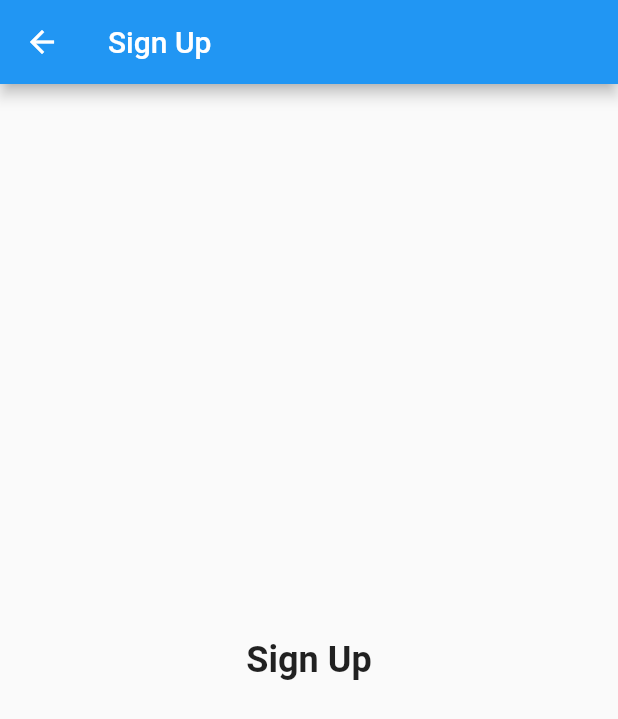
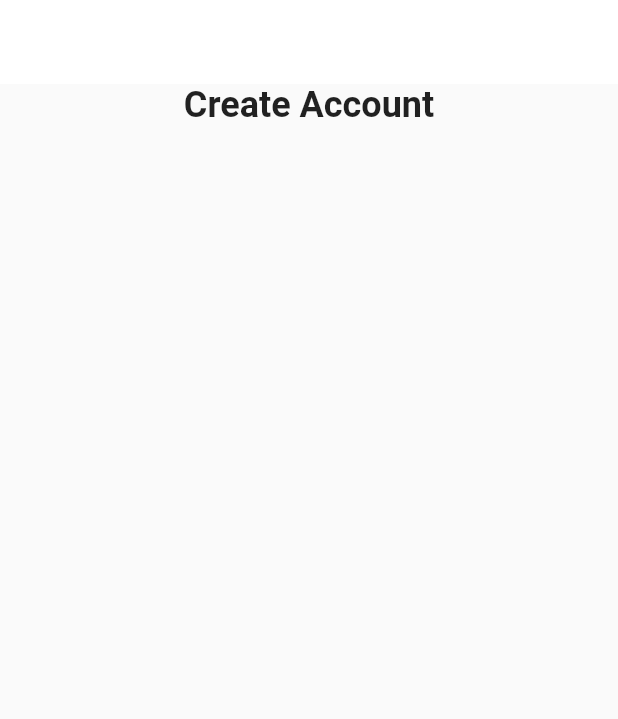
Before and after one commit to Zrazeo/login_screen, a Flutter app: the screen it shows after launch, after a tap on "Sign up", on a phone screen of 412 x 824 dp. Shown: the top 719 px of the screen. Run offline on Flutter 3.47's test engine with Material 2 defaults, Android fonts, the phone set to English and light mode, and no system bars; our stand-ins replace flutter_bloc.

Commit message:
code organization

```diff
--- a/lib/LoginScreen/login_screen.dart
+++ b/lib/LoginScreen/login_screen.dart
@@ -2,6 +2,7 @@ import 'package:flutter/material.dart';
 import 'package:flutter_bloc/flutter_bloc.dart';
 
 import '../SignUpScreen/sing_up_screen.dart';
+import '../custom_text_fild.dart';
 import 'forgot_password_dialog.dart';
 
 abstract class LoginEvent {}
@@ -95,7 +96,7 @@ class LoginScreen extends StatelessWidget {
                       onTap: () => {},
                       splashColor: Colors.grey,
                       borderRadius: BorderRadius.circular(8),
-                      child: customTextField(
+                      child: CustomTextField(
                         label: 'Email',
                         controller: TextEditingController(text: state.email),
                         icon: Icons.email_outlined,
@@ -110,7 +111,7 @@ class LoginScreen extends StatelessWidget {
                       onTap: () => {},
                       splashColor: Colors.grey,
                       borderRadius: BorderRadius.circular(8),
-                      child: customTextField(
+                      child: CustomTextField(
                         label: 'Password',
                         controller: TextEditingController(text: state.password),
                         icon: Icons.lock_outline_rounded,
@@ -201,51 +202,4 @@ class LoginScreen extends StatelessWidget {
       ),
     );
   }
-
-  Widget customTextField({
-    required String label,
-    required TextEditingController controller,
-    required IconData icon,
-  }) {
-    return AnimatedContainer(
-      duration: const Duration(milliseconds: 300),
-      decoration: BoxDecoration(
-        borderRadius: BorderRadius.circular(8),
-        color: Colors.white,
-        boxShadow: [
-          BoxShadow(
-            color: Colors.grey.withOpacity(0.3),
-            spreadRadius: 2,
-            blurRadius: 5,
-            offset: const Offset(0, 3),
-          ),
-        ],
-      ),
-      child: TextFormField(
-        controller: controller,
-        decoration: InputDecoration(
-          labelText: label,
-          prefixIcon: Icon(
-            icon,
-            color: Colors.grey,
-          ),
-          labelStyle: const TextStyle(
-            color: Colors.grey,
-          ),
-          border: OutlineInputBorder(
-            borderSide: BorderSide.none,
-            borderRadius: BorderRadius.circular(8),
-          ),
-          contentPadding: const EdgeInsets.only(
-            left: 12,
-            right: 12,
-            top: 16,
-            bottom: 16,
-          ),
-          isCollapsed: true,
-          floatingLabelBehavior: FloatingLabelBehavior.never,
-        ),
-      ),
-    );
-  }
 }
--- a/lib/SignUpScreen/sing_up_screen.dart
+++ b/lib/SignUpScreen/sing_up_screen.dart
@@ -7,12 +7,17 @@ class SignUpScreen extends StatelessWidget {
   Widget build(BuildContext context) {
     return Scaffold(
       appBar: AppBar(
-        title: const Text('Sign Up'),
+        backgroundColor: Colors.white,
+        elevation: 0.0,
       ),
-      body: const Center(
-        child: Text(
-          'Sign Up',
-          style: TextStyle(fontSize: 24, fontWeight: FontWeight.bold),
+      body: Center(
+        child: Column(
+          children: const [
+            Text(
+              'Create Account',
+              style: TextStyle(fontSize: 24, fontWeight: FontWeight.bold),
+            ),
+          ],
         ),
       ),
     );
--- a/lib/main.dart
+++ b/lib/main.dart
@@ -16,7 +16,6 @@ class MyApp extends StatelessWidget {
         create: (context) => LoginBloc(),
         child: const LoginScreen(),
       ),
-      // Add other routes and configurations for your MaterialApp if needed
     );
   }
 }
```
Also changed, not shown: lib/custom_text_fild.dart (added).
